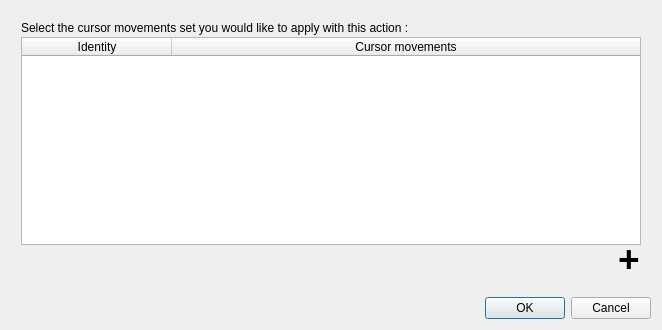
Before: the Qt Designer form ui/createactiondialog/CreateCursorMovementsActionDialog.ui in AmirHammouteneEI/ScheduledPasteAndKeys, drawn with Qt 5.
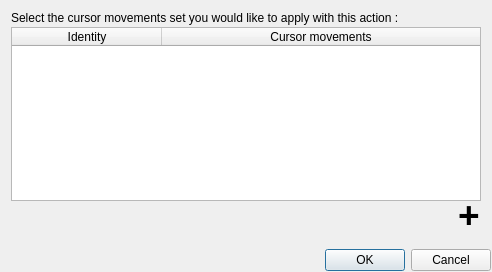
After: the same form once the commit is applied. Custom widgets are drawn as their Qt base class.

```diff
--- a/ui/createactiondialog/CreateCursorMovementsActionDialog.ui
+++ b/ui/createactiondialog/CreateCursorMovementsActionDialog.ui
@@ -6,14 +6,29 @@
    <rect>
     <x>0</x>
     <y>0</y>
-    <width>662</width>
-    <height>330</height>
+    <width>492</width>
+    <height>272</height>
    </rect>
   </property>
   <property name="windowTitle">
    <string>Create/Edit a Cursor Movements Action</string>
   </property>
   <layout class="QVBoxLayout" name="verticalLayout">
+   <property name="spacing">
+    <number>2</number>
+   </property>
+   <property name="leftMargin">
+    <number>1</number>
+   </property>
+   <property name="topMargin">
+    <number>1</number>
+   </property>
+   <property name="rightMargin">
+    <number>1</number>
+   </property>
+   <property name="bottomMargin">
+    <number>1</number>
+   </property>
    <item>
     <layout class="QGridLayout" name="gridLayout">
      <property name="spacing">
```
